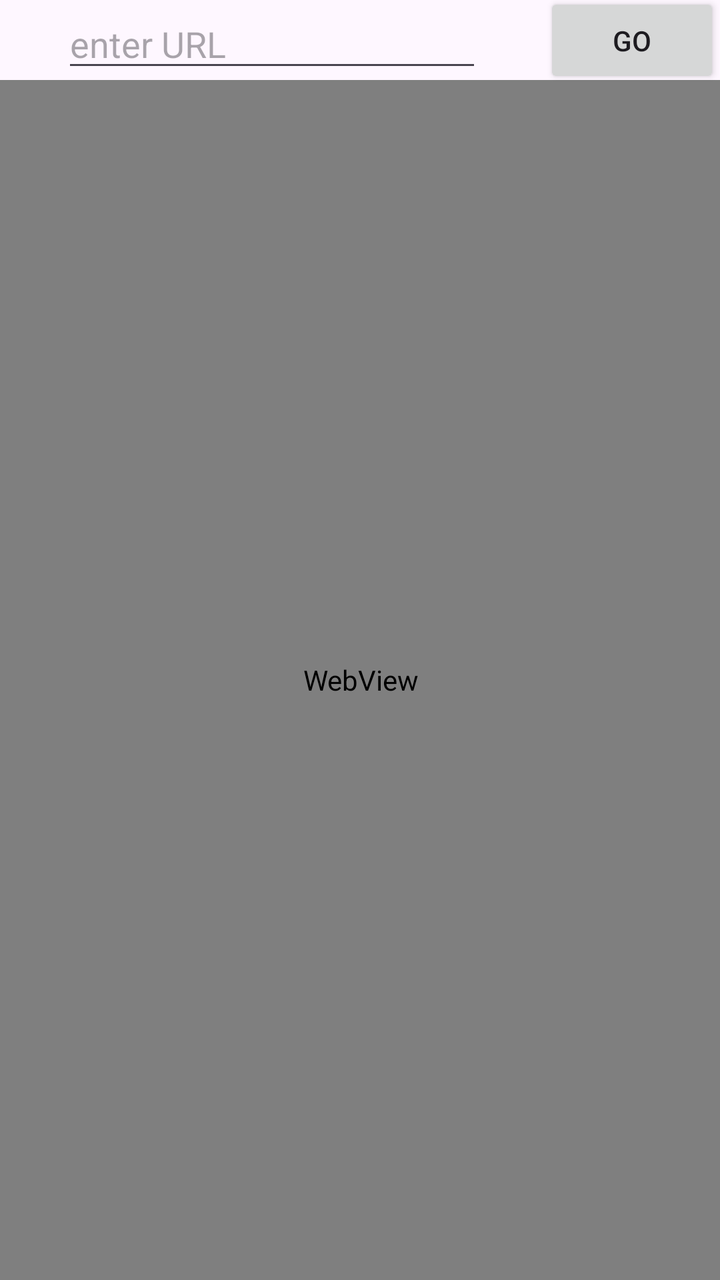
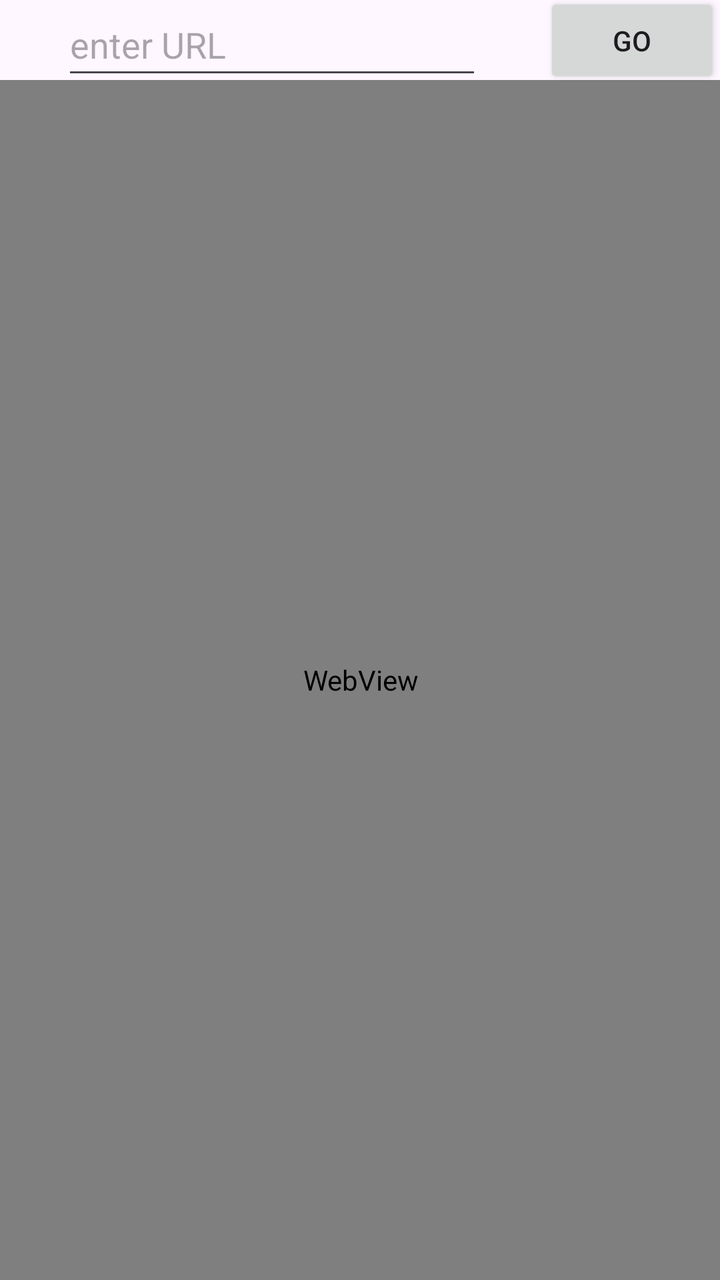

The first picture is an Android layout as it rendered before a commit; the second is the same layout after the commit. The layout source and the unified diff follow.
<!-- AndroidManifest.xml: application theme Theme.Project11 -->
<!-- res/layout/activity_main.xml -->
<?xml version="1.0" encoding="utf-8"?>
<androidx.constraintlayout.widget.ConstraintLayout xmlns:android="http://schemas.android.com/apk/res/android"
    xmlns:app="http://schemas.android.com/apk/res-auto"
    xmlns:tools="http://schemas.android.com/tools"
    android:id="@+id/main"
    android:layout_width="match_parent"
    android:layout_height="match_parent"
    tools:context=".MainActivity">

    <WebView
        android:id="@+id/wv"
        android:layout_width="409dp"
        android:layout_height="600dp"
        app:layout_constraintBottom_toBottomOf="parent"
        app:layout_constraintEnd_toEndOf="parent"
        app:layout_constraintStart_toStartOf="parent" />

    <EditText
        android:id="@+id/editTextText"
        android:layout_width="wrap_content"
        android:layout_height="wrap_content"
        android:ems="10"
        android:hint="enter URL"
        android:inputType="text"
        app:layout_constraintBottom_toTopOf="@+id/wv"
        app:layout_constraintEnd_toStartOf="@+id/button"
        app:layout_constraintStart_toStartOf="parent"
        app:layout_constraintTop_toTopOf="parent"
        app:layout_constraintVertical_bias="0.482" />

    <Button
        android:id="@+id/button"
        android:layout_width="wrap_content"
        android:layout_height="wrap_content"
        android:text="go"
        app:layout_constraintBottom_toTopOf="@+id/wv"
        app:layout_constraintEnd_toEndOf="parent"
        app:layout_constraintTop_toTopOf="parent" />

</androidx.constraintlayout.widget.ConstraintLayout>
<!-- resources referenced by this layout -->
<resources>
  <style name="Theme.Project11" parent="Base.Theme.Project11" />
  <style name="Base.Theme.Project11" parent="Theme.Material3.DayNight.NoActionBar">
          
          
      </style>
</resources>

<!-- the commit's change to res/layout/activity_main.xml (unified diff, before → after) -->
@@ -16,9 +16,10 @@
         app:layout_constraintStart_toStartOf="parent" />
 
     <EditText
-        android:id="@+id/editTextText"
+        android:id="@+id/url"
         android:layout_width="wrap_content"
-        android:layout_height="wrap_content"
+        android:layout_height="48dp"
+        android:height="48dp"
         android:ems="10"
         android:hint="enter URL"
         android:inputType="text"
